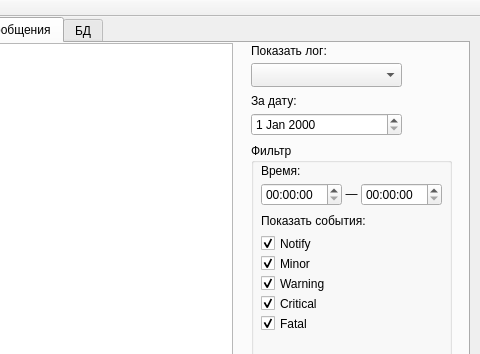
First picture: the form in statswindow.ui, repository group93492/chat-server, before the edit; both pictures show x 121 to 601 and y 0 to 354 of the 601 by 609 pixel window.
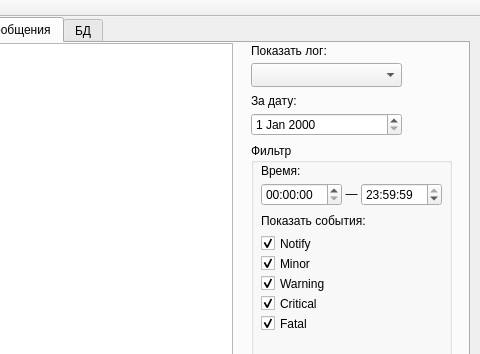
Second picture: the form after the edit. The open tabs and pages were chosen to show the change.

Commit message: Fixed bug with double message

The edit to the form file:
```diff
--- a/statswindow.ui
+++ b/statswindow.ui
@@ -270,6 +270,13 @@
          <height>23</height>
         </rect>
        </property>
+       <property name="time">
+        <time>
+         <hour>23</hour>
+         <minute>59</minute>
+         <second>59</second>
+        </time>
+       </property>
       </widget>
       <widget class="QLabel" name="showEventLabel">
        <property name="geometry">
```
Left out of the diff: 4 changed lines with no effect on the pictures. The commit also changes 1 other file.
